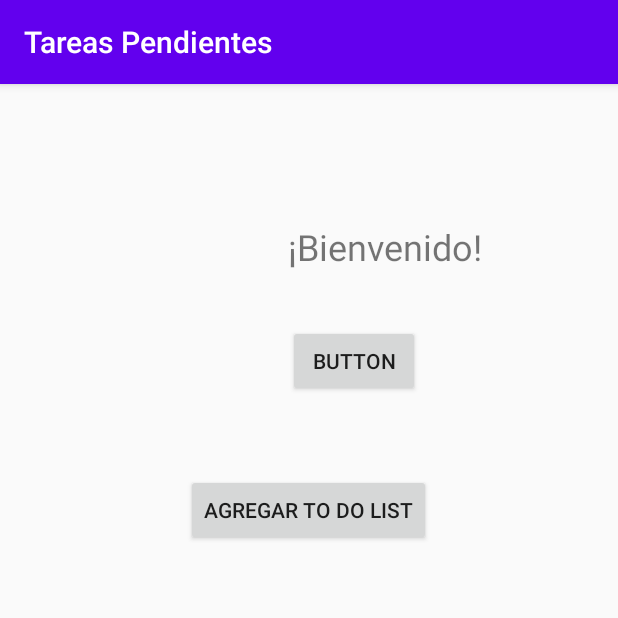
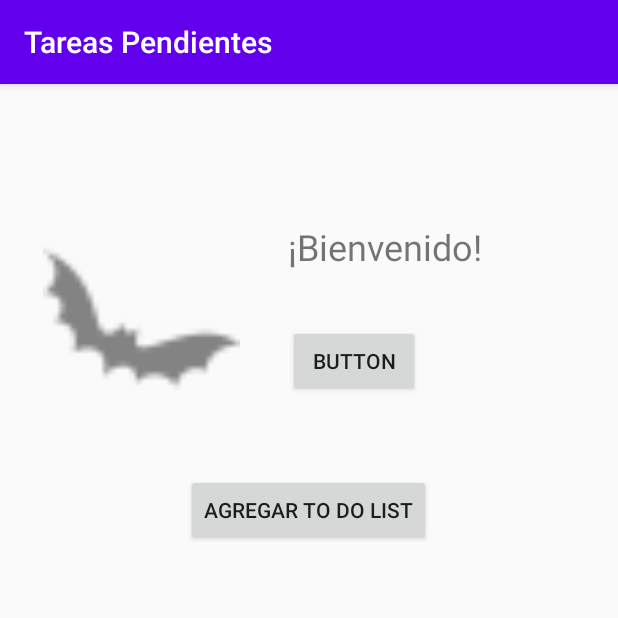
Before and after one commit to joseleont/Lab2G6, an Android app: the TareasPendientes screen opened directly, with no data from a screen before it, on a phone screen of 412 x 824 dp, the top half of it. Run offline under Robolectric (Android 15) with nearby library versions, the phone set to English and light mode, and no system bars; 2 statements that could not run were skipped.

Commit message:
Mascotas Agregadas

```diff
--- a/app/src/main/java/com/example/tel306/MainActivity.java
+++ b/app/src/main/java/com/example/tel306/MainActivity.java
@@ -9,5 +9,7 @@ public class MainActivity extends AppCompatActivity {
     protected void onCreate(Bundle savedInstanceState) {
         super.onCreate(savedInstanceState);
         setContentView(R.layout.activity_main);
+
+
     }
 }
--- a/app/src/main/java/com/example/tel306/TareasPendientes.java
+++ b/app/src/main/java/com/example/tel306/TareasPendientes.java
@@ -3,6 +3,7 @@ package com.example.tel306;
 import android.content.Intent;
 import android.support.v7.app.AppCompatActivity;
 import android.os.Bundle;
+import android.widget.ImageView;
 
 public class TareasPendientes extends AppCompatActivity {
 
@@ -15,6 +16,19 @@ public class TareasPendientes extends AppCompatActivity {
 
         Intent intent = getIntent();
         Usuario usuarionuevo = (Usuario) intent.getSerializableExtra("usuario");
+        Especialidad especialidad = usuarionuevo.getEspecialidad();
+        String nombreEspecialidad = especialidad.getNombre();
+
+        ImageView imagenMascota = findViewById(R.id.mascota);
+
+        if(nombreEspecialidad == "Telecom"){
+
+            imagenMascota.setImageResource(R.drawable.ic_telito);
+        }else{
+            if (nombreEspecialidad == "Electronica"){
+                imagenMascota.setImageResource(R.drawable.erectrito);
+            }
+        }
 
 
     }
--- a/app/src/main/res/layout/activity_tareas_pendientes.xml
+++ b/app/src/main/res/layout/activity_tareas_pendientes.xml
@@ -37,4 +37,15 @@
         app:layout_constraintHorizontal_bias="0.498"
         app:layout_constraintStart_toStartOf="parent"
         app:layout_constraintTop_toTopOf="parent" />
+
+    <ImageView
+        android:id="@+id/mascota"
+        android:layout_width="131dp"
+        android:layout_height="129dp"
+        android:layout_marginTop="92dp"
+        android:layout_marginEnd="252dp"
+        android:scaleType="fitXY"
+        app:layout_constraintEnd_toEndOf="parent"
+        app:layout_constraintTop_toTopOf="parent"
+        app:srcCompat="@drawable/ic_telito" />
 </android.support.constraint.ConstraintLayout>
```
Also changed, not shown: app/src/main/res/drawable-hdpi/ic_telito.png (added), app/src/main/res/drawable-mdpi/ic_telito.png (added), app/src/main/res/drawable-xhdpi/ic_telito.png (added), app/src/main/res/drawable-xxhdpi/ic_telito.png (added), app/src/main/res/drawable-xxxhdpi/ic_telito.png (added), app/src/main/res/drawable/bender.png (added), app/src/main/res/drawable/erectrito.jpg (added).
